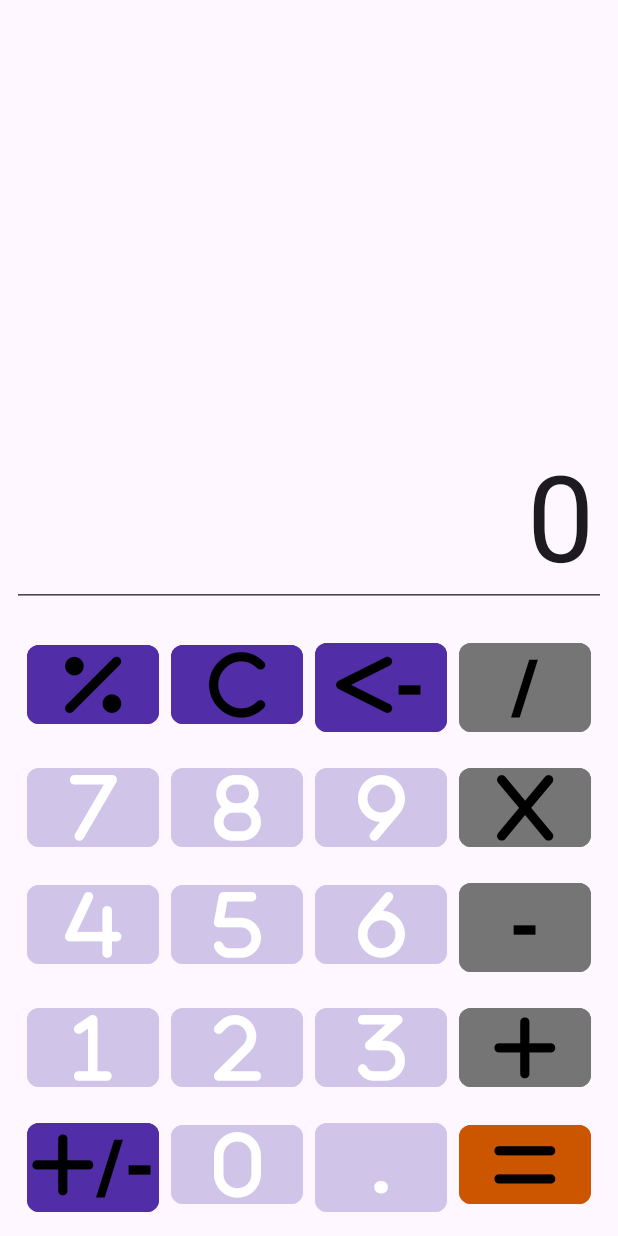
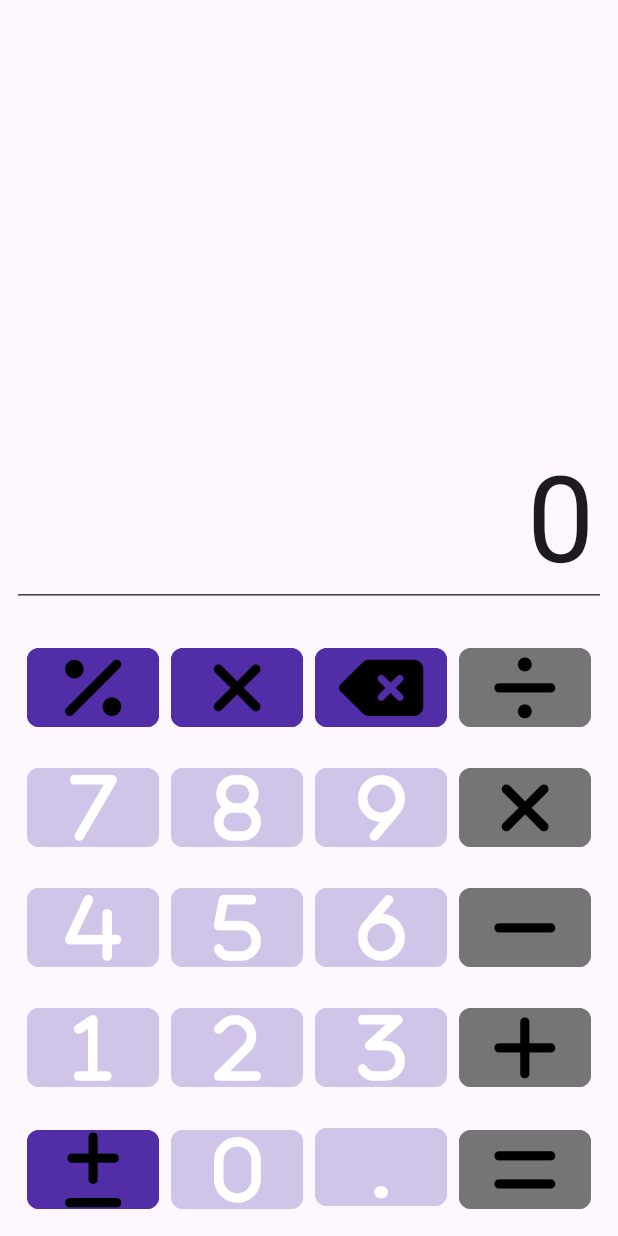
Before and after one commit to mrboora04/ICE3, an Android app: the layout activity_main.xml on its own in the app's theme, with its tools: preview values and no code run, on a phone screen of 412 x 824 dp. Run offline under Robolectric (Android 15) with nearby library versions, the phone set to English and light mode, and no system bars.

Commit message:
replace calculator buttons with Font Awesome icons

```diff
--- a/app/src/main/res/layout/activity_main.xml
+++ b/app/src/main/res/layout/activity_main.xml
@@ -6,7 +6,6 @@
     android:layout_width="match_parent"
     android:layout_height="match_parent"
     tools:context=".MainActivity">
-
 
     <LinearLayout
         android:id="@+id/Row6"
@@ -36,6 +35,7 @@
             android:text="@string/result_default"
             android:textSize="@dimen/result_text_size" />
     </LinearLayout>
+
     <LinearLayout
         android:id="@+id/Row5"
         android:layout_width="wrap_content"
@@ -67,9 +67,9 @@
             android:layout_margin="@dimen/button_margin"
             android:layout_weight="1"
             android:backgroundTint="@color/bright_orange"
+            android:fontFamily="@font/fa_solid_900"
+            android:textColor="@color/black"
             android:padding="@dimen/zero"
-            android:textColor="@color/black"
-            android:fontFamily="@font/fa_solid_900"
             android:text="@string/clear_button_text"
             android:textSize="@dimen/button_text_size"
             app:cornerRadius="@dimen/button_corner_radius" />
@@ -101,8 +101,8 @@
             android:text="@string/divide_button_text"
             android:textSize="@dimen/button_text_size"
             app:cornerRadius="@dimen/button_corner_radius" />
+    </LinearLayout>
 
-    </LinearLayout>
     <LinearLayout
         android:id="@+id/Row4"
         android:layout_width="wrap_content"
@@ -168,8 +168,8 @@
             android:text="@string/multiply_button_text"
             android:textSize="@dimen/button_text_size"
             app:cornerRadius="@dimen/button_corner_radius" />
+    </LinearLayout>
 
-    </LinearLayout>
     <LinearLayout
         android:id="@+id/Row3"
         android:layout_width="wrap_content"
@@ -223,7 +223,7 @@
             app:cornerRadius="@dimen/button_corner_radius" />
 
         <Button
-            android:id="@+id/minusMinusButton"
+            android:id="@+id/minusButton"
             android:layout_width="wrap_content"
             android:layout_height="wrap_content"
             android:layout_margin="@dimen/button_margin"
@@ -236,6 +236,7 @@
             android:textSize="@dimen/button_text_size"
             app:cornerRadius="@dimen/button_corner_radius" />
     </LinearLayout>
+
     <LinearLayout
         android:id="@+id/Row2"
         android:layout_width="wrap_content"
@@ -301,8 +302,8 @@
             android:text="@string/plus_button_text"
             android:textSize="@dimen/button_text_size"
             app:cornerRadius="@dimen/button_corner_radius" />
+    </LinearLayout>
 
-    </LinearLayout>
     <LinearLayout
         android:id="@+id/Row1"
         android:layout_width="wrap_content"
@@ -344,7 +345,7 @@
         <Button
             android:id="@+id/decimalButton"
             android:layout_width="wrap_content"
-            android:layout_height="wrap_content"
+            android:layout_height="60dp"
         android:layout_margin="@dimen/button_margin"
         android:layout_weight="1"
         android:backgroundTint="@color/light_grey"
@@ -359,15 +360,14 @@
             android:id="@+id/equalsButton"
             android:layout_width="wrap_content"
             android:layout_height="wrap_content"
-            android:fontFamily="@font/fa_solid_900"
             android:layout_margin="@dimen/button_margin"
             android:layout_weight="1"
-            android:textColor="@color/black"
-            android:backgroundTint="#CC5500"
+            android:backgroundTint="@color/burnt_orange"
+        android:fontFamily="@font/fa_solid_900"
         android:padding="@dimen/zero"
         android:text="@string/equals_button_text"
+        android:textColor="@color/black"
         android:textSize="@dimen/button_text_size"
         app:cornerRadius="@dimen/button_corner_radius" />
     </LinearLayout>
-
 </androidx.constraintlayout.widget.ConstraintLayout>
--- a/app/src/main/res/values/strings.xml
+++ b/app/src/main/res/values/strings.xml
@@ -1,5 +1,5 @@
 <resources>
-    <string name="app_name">ICE2</string>
+    <string name="app_name">ICE3</string>
     <string name="welcome">Welcome</string>
     <string name="start">Start</string>
     <string name="username">Username</string>
@@ -13,25 +13,25 @@
     <string name="button_3">Button 3</string>
     <string name="button_4">Button 4</string>
     <string name="result_default">0</string>
-    <string name="percent_button_text">%</string>
-    <string name="clear_button_text">C</string>
-    <string name="delete_button_text"><![CDATA[<-]]></string>
-    <string name="divide_button_text">/</string>
-    <string name="seven_button_text">7</string>
-    <string name="eight_button_text">8</string>
-    <string name="nine_button_text">9</string>
-    <string name="multiply_button_text">x</string>
-    <string name="four_button_text">4</string>
-    <string name="five_button_text">5</string>
-    <string name="six_button_text">6</string>
-    <string name="minus_button_text">-</string>
-    <string name="one_button_text">1</string>
-    <string name="two_button_text">2</string>
-    <string name="three_button_text">3</string>
-    <string name="plus_button_text">+</string>
-    <string name="plus_minus_button_text">+/-</string>
-    <string name="zero_button_text">0</string>
+    <string name="percent_button_text">\uf295</string>
+    <string name="clear_button_text">\uf00d</string>
+    <string name="delete_button_text">\uf55a</string>
+    <string name="divide_button_text">\uf529</string>
+    <string name="seven_button_text">\u0037</string>
+    <string name="eight_button_text">\u0038</string>
+    <string name="nine_button_text">\u0039</string>
+    <string name="multiply_button_text">\uf00d</string>
+    <string name="four_button_text">\u0034</string>
+    <string name="five_button_text">\u0035</string>
+    <string name="six_button_text">\u0036</string>
+    <string name="minus_button_text">\uf068</string>
+    <string name="one_button_text">\u0031</string>
+    <string name="two_button_text">\u0032</string>
+    <string name="three_button_text">\u0033</string>
+    <string name="plus_button_text">\uf067</string>
+    <string name="plus_minus_button_text">\ue43c</string>
+    <string name="zero_button_text">\u0030</string>
     <string name="decimal_button_text">.</string>
-    <string name="equals_button_text">=</string>
-    <string name="spinner_icon" />
+    <string name="equals_button_text">\uf52c</string>
+    <string name="spinner_icon">\uf110</string>
 </resources>
```
Lines whose indentation alone changed are shown as unchanged.
